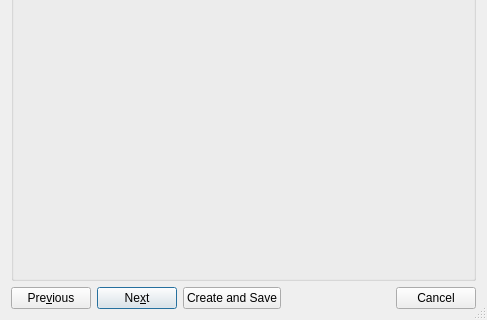
Before: the Qt Designer form src/qt-widgets/CreateFeatureDialogUi.ui in GPlates/GPlates, drawn with Qt 5; both pictures show x 0 to 487 and y 280 to 600 of the 487 by 600 pixel window.
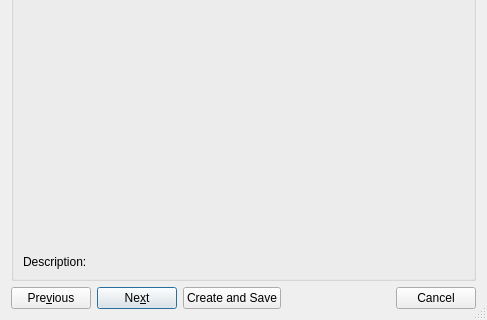
After: the same form once the commit is applied. The open tabs and pages were chosen to show the change. Icons and pictures are not drawn.

Commit message: (trunk) In Create Feature dialog, display property description (of property being added) and feature type description of selected feature type.

Patch:
```diff
--- a/src/qt-widgets/CreateFeatureDialogUi.ui
+++ b/src/qt-widgets/CreateFeatureDialogUi.ui
@@ -39,9 +39,50 @@
          <property name="title">
           <string>Feature Type</string>
          </property>
-         <layout class="QHBoxLayout" name="horizontalLayout">
+         <layout class="QVBoxLayout" name="verticalLayout_3">
           <item>
-           <widget class="QWidget" name="widget_choose_feature_type_placeholder" native="true"/>
+           <widget class="QWidget" name="widget_choose_feature_type_placeholder" native="true">
+            <property name="sizePolicy">
+             <sizepolicy hsizetype="Preferred" vsizetype="Expanding">
+              <horstretch>0</horstretch>
+              <verstretch>0</verstretch>
+             </sizepolicy>
+            </property>
+           </widget>
+          </item>
+          <item>
+           <widget class="QWidget" name="feature_type_description_widget" native="true">
+            <property name="sizePolicy">
+             <sizepolicy hsizetype="Preferred" vsizetype="Preferred">
+              <horstretch>0</horstretch>
+              <verstretch>0</verstretch>
+             </sizepolicy>
+            </property>
+            <layout class="QHBoxLayout" name="feature_type_description_layout">
+             <property name="margin">
+              <number>0</number>
+             </property>
+             <item>
+              <widget class="QLabel" name="feature_type_description_label">
+               <property name="text">
+                <string>Description:</string>
+               </property>
+              </widget>
+             </item>
+             <item>
+              <widget class="QWidget" name="widget_description_feature_type_placeholder" native="true">
+               <property name="sizePolicy">
+                <sizepolicy hsizetype="Expanding" vsizetype="Preferred">
+                 <horstretch>0</horstretch>
+                 <verstretch>0</verstretch>
+                </sizepolicy>
+               </property>
+               <zorder>label</zorder>
+               <zorder>label</zorder>
+              </widget>
+             </item>
+            </layout>
+           </widget>
           </item>
          </layout>
         </widget>
```
Left out of the diff: 2 changed lines with no effect on the pictures. The commit also changes 10 other files.
